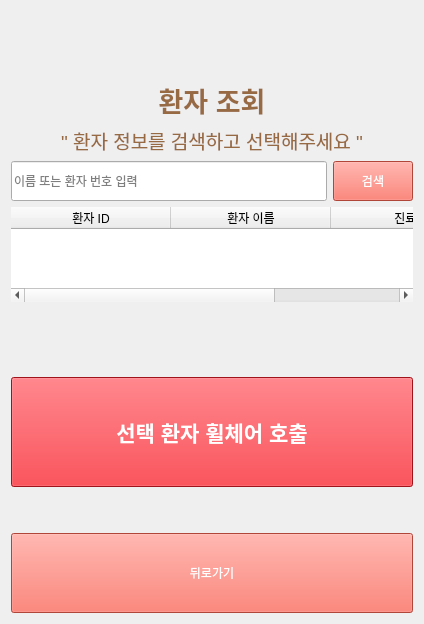
Heo157/Project-Hospital-Autonomous-Wheelchair, file Hospital_Terminal/kiosk_search.ui: the form before one commit.
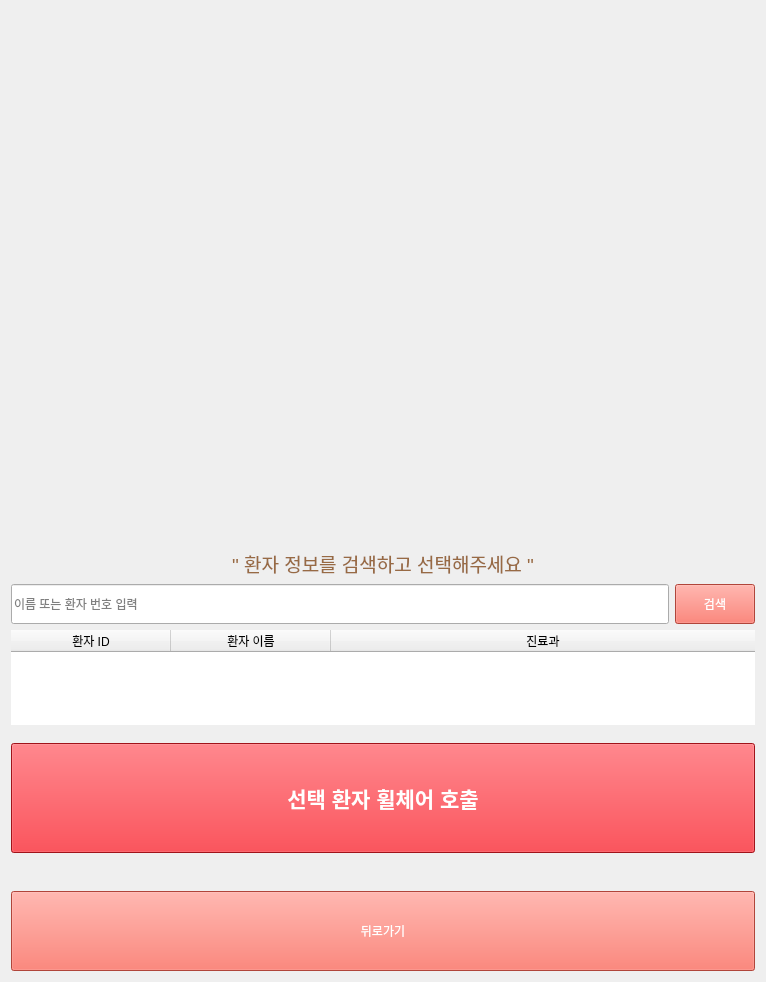
The form after the commit. Icons and pictures are not drawn.

```diff
--- a/Hospital_Terminal/kiosk_search.ui
+++ b/Hospital_Terminal/kiosk_search.ui
@@ -6,14 +6,36 @@
    <rect>
     <x>0</x>
     <y>0</y>
-    <width>424</width>
-    <height>624</height>
+    <width>766</width>
+    <height>982</height>
    </rect>
   </property>
   <property name="windowTitle">
    <string>환자 조회</string>
   </property>
   <layout class="QVBoxLayout" name="mainLayout">
+   <item>
+    <widget class="QLabel" name="label">
+     <property name="minimumSize">
+      <size>
+       <width>0</width>
+       <height>520</height>
+      </size>
+     </property>
+     <property name="maximumSize">
+      <size>
+       <width>16777215</width>
+       <height>520</height>
+      </size>
+     </property>
+     <property name="text">
+      <string/>
+     </property>
+     <property name="pixmap">
+      <pixmap>icons/HJK_2.png</pixmap>
+     </property>
+    </widget>
+   </item>
    <item>
     <spacer>
      <property name="orientation">
@@ -27,25 +49,6 @@
      </property>
     </spacer>
    </item>
-   <item>
-    <widget class="QLabel" name="label_title">
-     <property name="font">
-      <font>
-       <pointsize>20</pointsize>
-       <bold>true</bold>
-      </font>
-     </property>
-     <property name="styleSheet">
-      <string notr="true">color: rgb(152, 106, 68);</string>
-     </property>
-     <property name="text">
-      <string>환자 조회</string>
-     </property>
-     <property name="alignment">
-      <set>Qt::AlignmentFlag::AlignCenter</set>
-     </property>
-    </widget>
-   </item>
    <item>
     <widget class="QLabel" name="label_desc">
      <property name="font">
```
Left out of the diff: 16 changed lines with no effect on the pictures.
